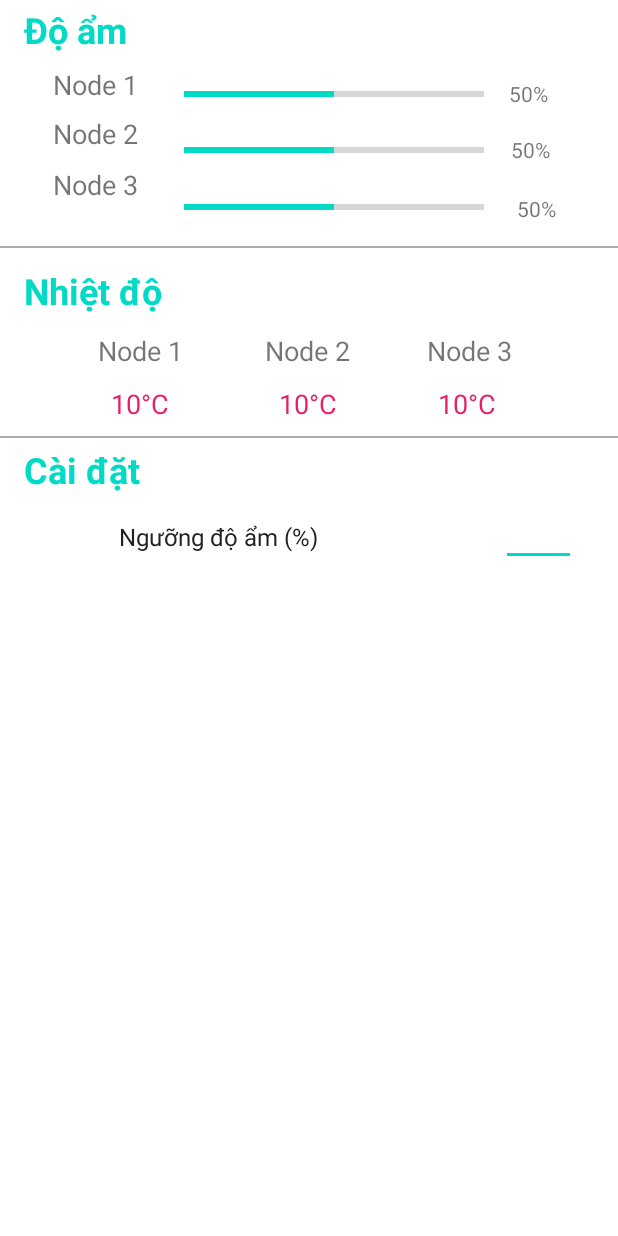
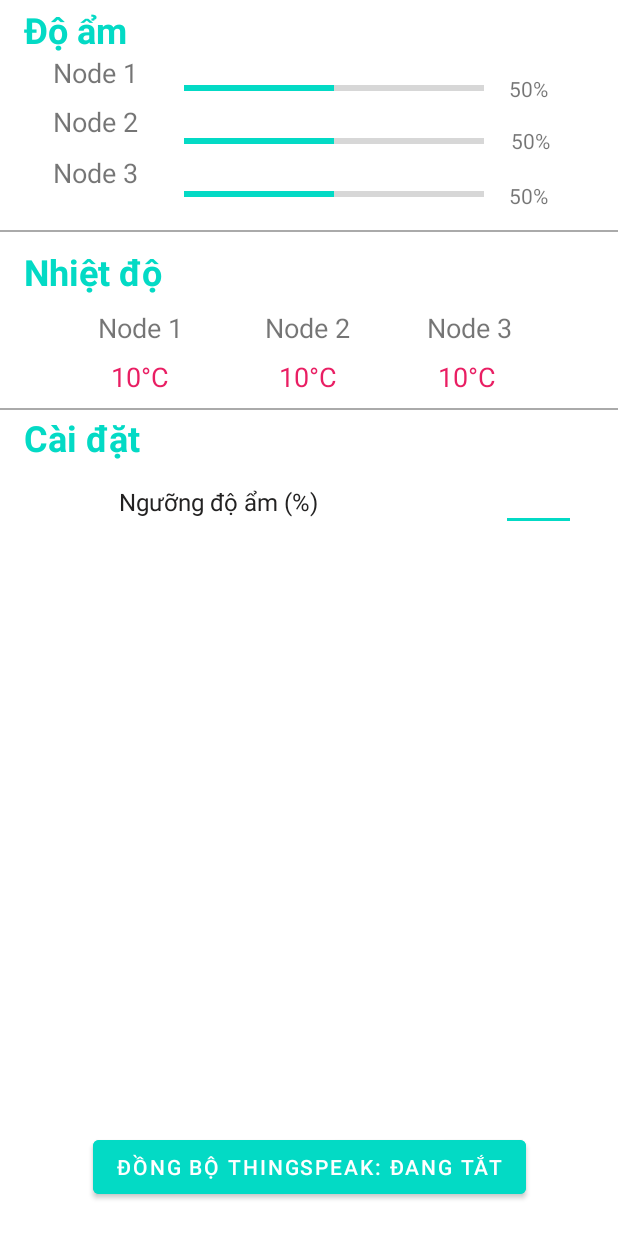
Before and after one commit to luuAG/smart-farm, an Android app: the layout settings_activity.xml on its own in the app's theme, with its tools: preview values and no code run, on a phone screen of 412 x 824 dp. Run offline under Robolectric (Android 15) with nearby library versions, the phone set to English and light mode, and no system bars.

Commit message:
add button to trigger sync

```diff
--- a/app/src/main/res/layout/settings_activity.xml
+++ b/app/src/main/res/layout/settings_activity.xml
@@ -31,10 +31,10 @@
             android:text="50%"
             app:layout_constraintBottom_toBottomOf="parent"
             app:layout_constraintEnd_toEndOf="parent"
-            app:layout_constraintHorizontal_bias="0.35"
+            app:layout_constraintHorizontal_bias="0.258"
             app:layout_constraintStart_toEndOf="@+id/progressBar3"
             app:layout_constraintTop_toTopOf="parent"
-            app:layout_constraintVertical_bias="0.418" />
+            app:layout_constraintVertical_bias="0.417" />
 
         <TextView
             android:id="@+id/header3"
@@ -144,7 +144,7 @@
             android:id="@+id/textView2"
             android:layout_width="wrap_content"
             android:layout_height="wrap_content"
-            android:layout_marginTop="44dp"
+            android:layout_marginTop="36dp"
             android:text="Node 1"
             android:textSize="18dp"
             app:layout_constraintEnd_toEndOf="parent"
@@ -323,6 +323,24 @@
         android:id="@+id/settings"
         android:layout_width="match_parent"
         android:layout_height="0dip"
-        android:layout_weight="53"/>
+        android:layout_weight="48"/>
+    <androidx.constraintlayout.widget.ConstraintLayout
+        android:id="@+id/syncButtonContainer"
+        android:layout_width="match_parent"
+        android:layout_height="0dip"
+        android:layout_weight="12">
+
+        <com.google.android.material.button.MaterialButton
+            android:id="@+id/syncButton"
+            android:layout_width="wrap_content"
+            android:layout_height="wrap_content"
+            android:text="Đồng bộ ThingSpeak: Đang tắt"
+            android:backgroundTint="@color/teal_200"
+            app:layout_constraintBottom_toBottomOf="parent"
+            app:layout_constraintEnd_toEndOf="parent"
+            app:layout_constraintStart_toStartOf="parent"
+            app:layout_constraintTop_toTopOf="parent"
+            />
+    </androidx.constraintlayout.widget.ConstraintLayout>
 
 </LinearLayout>
```
Also changed, not shown: app/src/main/java/com/smartfarm/SettingsActivity.java (+19 -4 lines).
